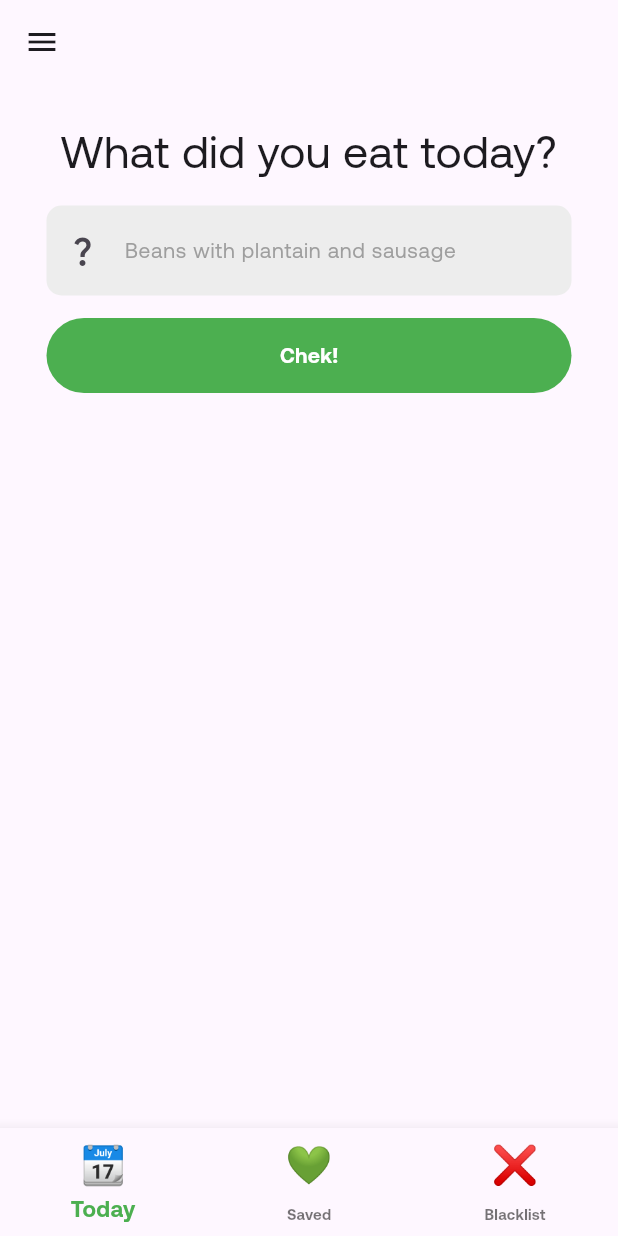
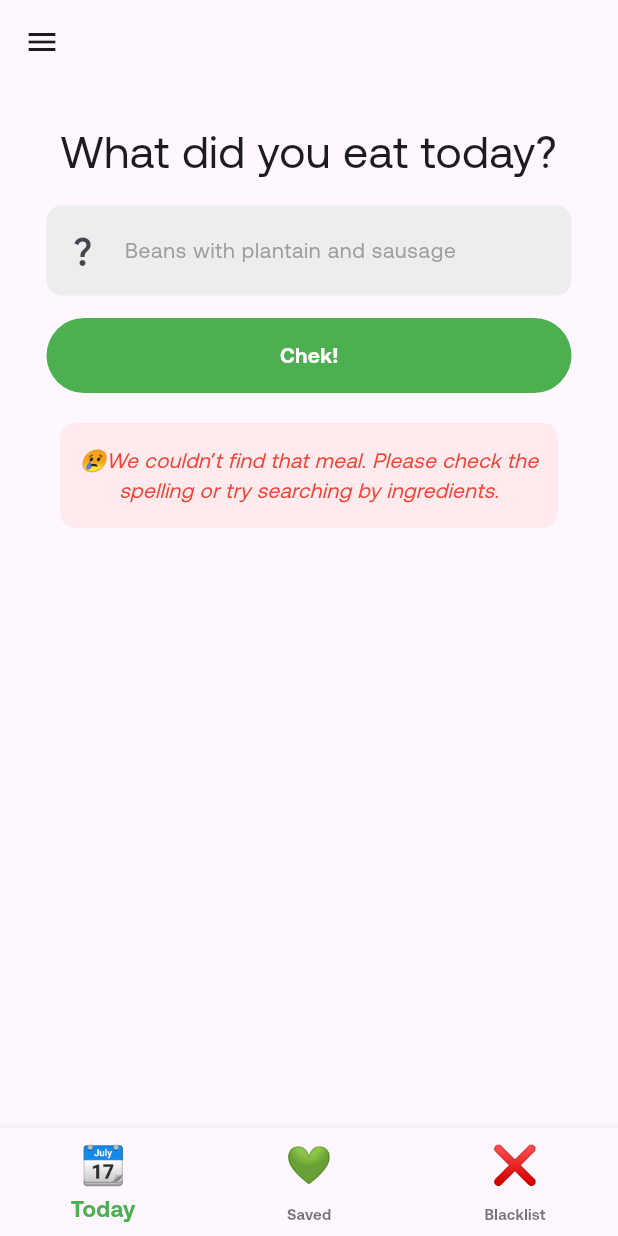
Before and after one commit to KojoBoakyeJnr/ChowChek, a Flutter app: the HomePage screen opened by its route, on a phone screen of 412 x 824 dp. Run offline on Flutter 3.47's test engine with Material 3 defaults, Android fonts, the phone set to English and light mode, and no system bars; our stand-ins replace firebase_auth, firebase_core, flutter_dotenv, shared_preferences; accounts and stored records are empty.

Commit message:
developed loading screen for auth and meal check

```diff
--- a/lib/main.dart
+++ b/lib/main.dart
@@ -16,6 +16,7 @@ import 'package:flutter_dotenv/flutter_dotenv.dart';
 import 'package:provider/provider.dart';
 import 'firebase_options.dart';
 
+final GlobalKey<HomePageState> homePageKey = GlobalKey<HomePageState>();
 void main() async {
   await dotenv.load();
   WidgetsFlutterBinding.ensureInitialized();
@@ -46,7 +47,7 @@ class MyApp extends StatelessWidget {
         "signUp": (context) => AuthPageSignup(),
         "setUserName": (context) => SetUsername(),
         "setAverageDailyMealCount": (context) => SetDailyMealNumber(),
-        "homePage": (context) => HomePage(),
+        "homePage": (context) => HomePage(key: homePageKey),
         "nutrientGoal": (context) => SetNutrientGoal(),
         "updateNutrientGoal": (context) => UpdateNutrientLimits(),
       },
--- a/lib/models/blacklist_save_buttons.dart
+++ b/lib/models/blacklist_save_buttons.dart
@@ -1,9 +1,11 @@
 import 'dart:convert';
 
+import 'package:chowchek/main.dart';
 import 'package:chowchek/providers/blacklisted_meals_provider.dart';
 import 'package:chowchek/providers/nutrient_check_provider.dart';
 import 'package:chowchek/providers/saved_meals_provider.dart';
 import 'package:chowchek/utils/app_colors.dart';
+import 'package:chowchek/views/main/home_page.dart';
 import 'package:flutter/material.dart';
 import 'package:provider/provider.dart';
 import 'package:shared_preferences/shared_preferences.dart';
@@ -47,6 +49,7 @@ class BlacklistSaveButtons extends StatelessWidget {
                         "blacklistedMeals",
                         jsonEncode(blacklistedList),
                       );
+                      homePageKey.currentState?.changePage(2);
                     },
                     icon: Text("❌", style: TextStyle(fontSize: 20)),
 
@@ -75,6 +78,8 @@ class BlacklistSaveButtons extends StatelessWidget {
                         ).savedMeals;
 
                     await pref.setString("savedMeals", jsonEncode(savedList));
+
+                    homePageKey.currentState?.changePage(1);
                   },
                   icon: Text("💚", style: TextStyle(fontSize: 20)),
                   tooltip: "Save meal",
--- /dev/null
+++ b/lib/models/results_empty_state.dart
@@ -0,0 +1,27 @@
+import 'package:flutter/material.dart';
+
+class ResultsEmptyState extends StatelessWidget {
+  const ResultsEmptyState({super.key});
+
+  @override
+  Widget build(BuildContext context) {
+    return Padding(
+      padding: const EdgeInsets.all(20.0),
+      child: Container(
+        width: 350,
+        height: 70,
+        decoration: BoxDecoration(
+          color: Colors.red[50],
+          borderRadius: BorderRadiusDirectional.circular(10),
+        ),
+        child: Center(
+          child: Text(
+            textAlign: TextAlign.center,
+            style: TextStyle(fontStyle: FontStyle.italic, color: Colors.red),
+            "😢We couldn’t find that meal. Please check the spelling or try searching by ingredients.",
+          ),
+        ),
+      ),
+    );
+  }
+}
--- a/lib/views/auth/auth_page_login.dart
+++ b/lib/views/auth/auth_page_login.dart
@@ -1,3 +1,4 @@
+import 'package:chowchek/models/loading_dialog.dart';
 import 'package:chowchek/utils/app_button.dart';
 import 'package:chowchek/utils/app_colors.dart';
 import 'package:chowchek/utils/app_strings.dart';
@@ -109,8 +110,9 @@ class _AuthPageLoginState extends State<AuthPageLogin> {
                           buttonName: AppStrings.continueButtontext,
                           onclick:
                               (emailFilled && passwordFilled)
-                                  ? () {
+                                  ? () async {
                                     _verifyAccount();
+
                                     setLoginStatus();
                                   }
                                   : () {
@@ -163,6 +165,7 @@ class _AuthPageLoginState extends State<AuthPageLogin> {
 
   void _verifyAccount() async {
     try {
+      LoadingDialog().show(context);
       final auth = FirebaseAuth.instance;
       await auth.signInWithEmailAndPassword(
         email: _emailController.text.trim(),
@@ -206,6 +209,7 @@ class _AuthPageLoginState extends State<AuthPageLogin> {
       setState(() {
         loginErrorMessage = errorMessage;
       });
+      LoadingDialog().pop(context);
     }
   }
 }
--- a/lib/views/auth/auth_page_signup.dart
+++ b/lib/views/auth/auth_page_signup.dart
@@ -1,3 +1,4 @@
+import 'package:chowchek/models/loading_dialog.dart';
 import 'package:chowchek/utils/app_button.dart';
 import 'package:chowchek/utils/app_colors.dart';
 import 'package:chowchek/utils/app_strings.dart';
@@ -154,6 +155,7 @@ class _AuthPageSignupState extends State<AuthPageSignup> {
 
   void _createAccount() async {
     try {
+      LoadingDialog().show(context);
       final auth = FirebaseAuth.instance;
       await auth.createUserWithEmailAndPassword(
         email: _emailController.text.trim(),
@@ -174,5 +176,6 @@ class _AuthPageSignupState extends State<AuthPageSignup> {
       setState(() {});
       signUpErrorMessage = errorMessage;
     }
+    LoadingDialog().pop(context);
   }
 }
--- a/lib/views/main/home_page.dart
+++ b/lib/views/main/home_page.dart
@@ -12,10 +12,10 @@ class HomePage extends StatefulWidget {
   const HomePage({super.key});
 
   @override
-  State<HomePage> createState() => _HomePageState();
+  State<HomePage> createState() => HomePageState();
 }
 
-class _HomePageState extends State<HomePage> {
+class HomePageState extends State<HomePage> {
   @override
   @override
   void initState() {
@@ -25,6 +25,13 @@ class _HomePageState extends State<HomePage> {
 
   List pages = [TodayPage(), SavedPage(), BlacklistPage()];
   int currentPage = 0;
+
+  void changePage(int pageNum) {
+    setState(() {
+      currentPage = pageNum;
+    });
+  }
+
   @override
   Widget build(BuildContext context) {
     return Consumer<UserDetailsProvider>(
--- a/lib/views/main/today_page.dart
+++ b/lib/views/main/today_page.dart
@@ -1,11 +1,11 @@
 // ignore_for_file: unused_local_variable
 
 import 'dart:convert';
-
 import 'package:chowchek/endpoints/end_points.dart';
+import 'package:chowchek/models/loading_dialog.dart';
 import 'package:chowchek/models/meal_log.dart';
-
 import 'package:chowchek/models/nutrient_result_container.dart';
+import 'package:chowchek/models/results_empty_state.dart';
 import 'package:chowchek/providers/nutrient_check_provider.dart';
 import 'package:chowchek/utils/app_button.dart';
 import 'package:chowchek/utils/app_colors.dart';
@@ -35,8 +35,11 @@ class _TodayPageState extends State<TodayPage> {
     double sugar = 0;
     double cholestrol = 0;
     String mainFoodName = "";
+
     var response = await fetchNutrientData();
+
     List nutritionInfo = jsonDecode(response.body);
+
     for (var meal in nutritionInfo) {
       foodName.add(meal["name"]);
       totalFat += meal["fat_total_g"] ?? 0;
@@ -106,11 +109,13 @@ class _TodayPageState extends State<TodayPage> {
                             buttonName: "Chek!",
                             onclick: () async {
                               if (_query.text.isNotEmpty) {
+                                LoadingDialog().show(context);
                                 final meal = await _getAndStoreNutritionData();
                                 Provider.of<NutrientCheckProvider>(
                                   context,
                                   listen: false,
                                 ).setMeal(meal);
+                                LoadingDialog().pop(context);
                               }
                             },
                             backgroundColor: AppColors.deepGreen,
@@ -128,7 +133,7 @@ class _TodayPageState extends State<TodayPage> {
                                   padding: const EdgeInsets.only(top: 20.0),
                                   child: NutrientResult(),
                                 )
-                                : SizedBox.shrink();
+                                : ResultsEmptyState();
                           },
                         ),
                       ],
```
Also changed, not shown: lib/models/loading_dialog.dart (added, +49 -0 lines).
